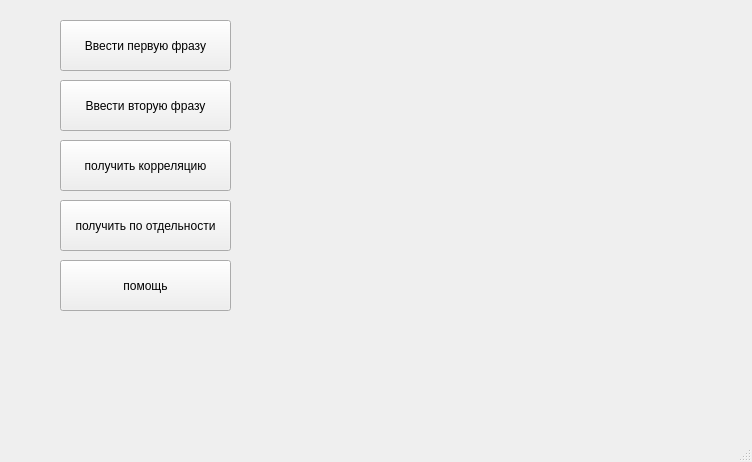
This is data/untitled.ui in RandMinich/correlation as Qt 5 draws it before an edit. The edited form follows.
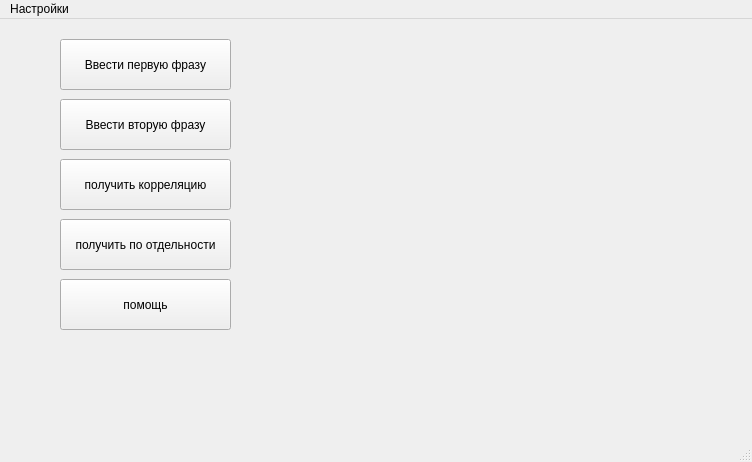
This is the edited form.

Commit message: bug fix, add help text

```diff
--- a/data/untitled.ui
+++ b/data/untitled.ui
@@ -102,6 +102,13 @@
      <height>21</height>
     </rect>
    </property>
+   <widget class="QMenu" name="menu">
+    <property name="title">
+     <string>Настройки</string>
+    </property>
+    <addaction name="action"/>
+   </widget>
+   <addaction name="menu"/>
   </widget>
   <widget class="QStatusBar" name="statusbar"/>
  </widget>
```
Left out of the diff: 5 changed lines with no effect on the pictures. The commit also changes 1 other file.
